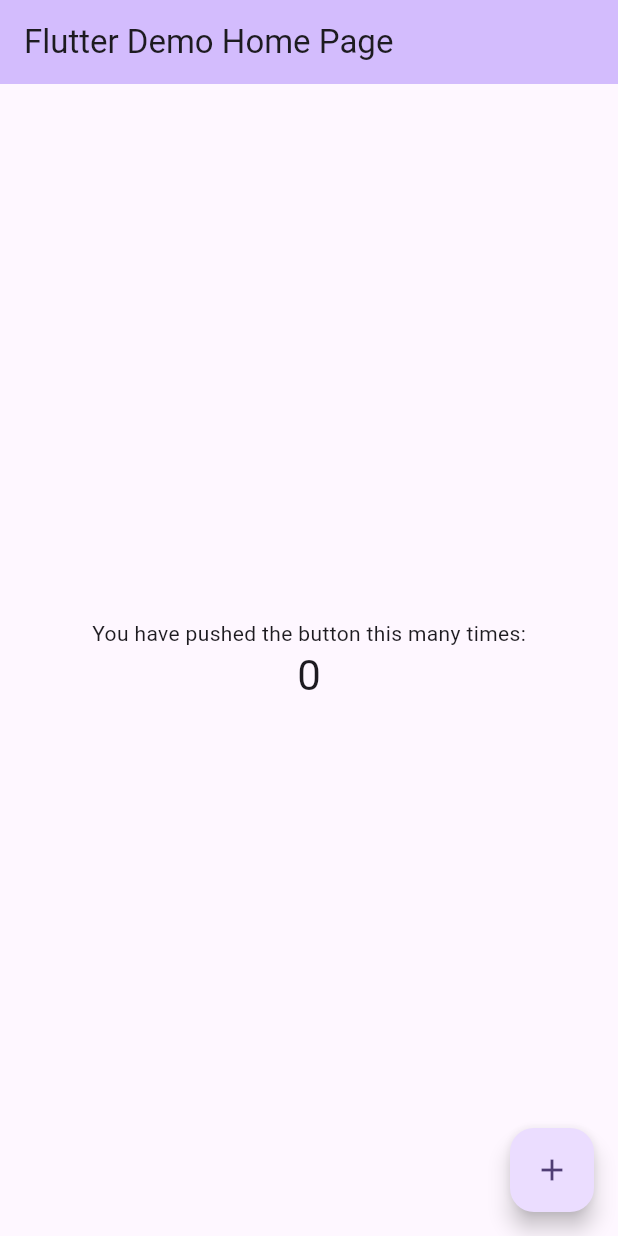
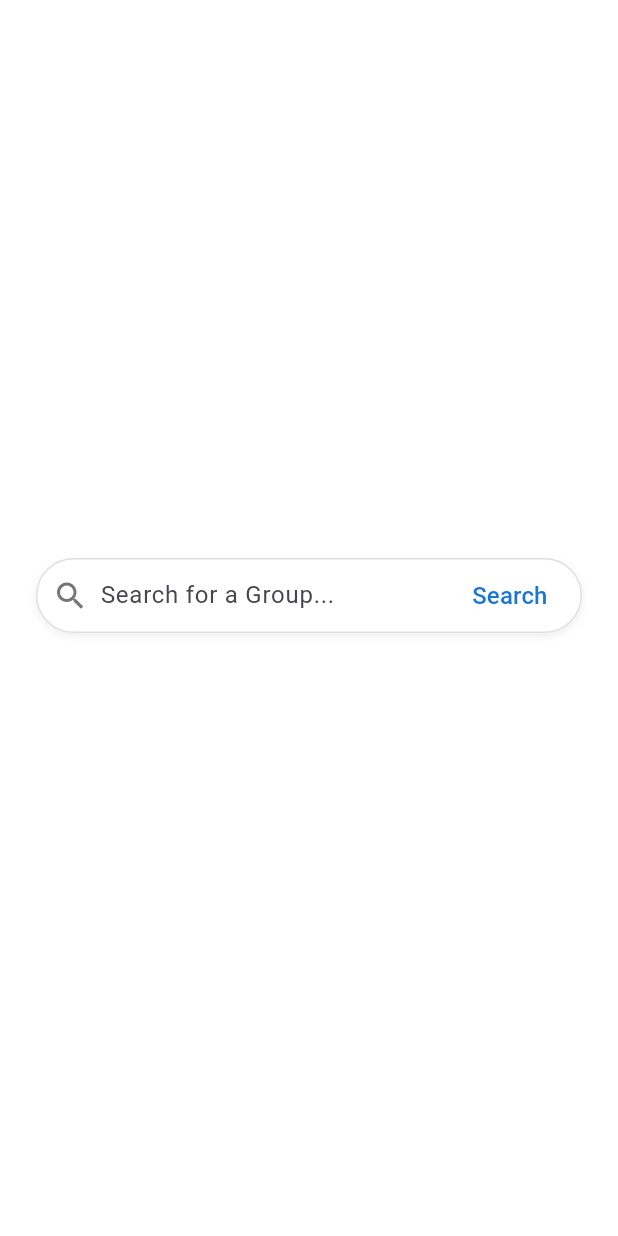
Before and after one commit to iXrym/flutter-case-study, a Flutter app: the screen it shows after launch, on a phone screen of 412 x 824 dp. Run offline on Flutter 3.47's test engine with Material 3 defaults, Android fonts, the phone set to English and light mode, and no system bars.

Commit message:
Update main.dart

```diff
--- a/my_bisakol/lib/main.dart
+++ b/my_bisakol/lib/main.dart
@@ -1,122 +1,245 @@
 import 'package:flutter/material.dart';
 
 void main() {
-  runApp(const MyApp());
+  runApp(MyFirstApp());
 }
 
-class MyApp extends StatelessWidget {
-  const MyApp({super.key});
-
-  // This widget is the root of your application.
+class MyFirstApp extends StatelessWidget {
   @override
   Widget build(BuildContext context) {
     return MaterialApp(
+      debugShowCheckedModeBanner: false,
       title: 'Flutter Demo',
       theme: ThemeData(
-        // This is the theme of your application.
-        //
-        // TRY THIS: Try running your application with "flutter run". You'll see
-        // the application has a purple toolbar. Then, without quitting the app,
-        // try changing the seedColor in the colorScheme below to Colors.green
-        // and then invoke "hot reload" (save your changes or press the "hot
-        // reload" button in a Flutter-supported IDE, or press "r" if you used
-        // the command line to start the app).
-        //
-        // Notice that the counter didn't reset back to zero; the application
-        // state is not lost during the reload. To reset the state, use hot
-        // restart instead.
-        //
-        // This works for code too, not just values: Most code changes can be
-        // tested with just a hot reload.
         colorScheme: ColorScheme.fromSeed(seedColor: Colors.deepPurple),
       ),
-      home: const MyHomePage(title: 'Flutter Demo Home Page'),
+      home: HomePage(),
     );
   }
 }
 
-class MyHomePage extends StatefulWidget {
-  const MyHomePage({super.key, required this.title});
-
-  // This widget is the home page of your application. It is stateful, meaning
-  // that it has a State object (defined below) that contains fields that affect
-  // how it looks.
-
-  // This class is the configuration for the state. It holds the values (in this
-  // case the title) provided by the parent (in this case the App widget) and
-  // used by the build method of the State. Fields in a Widget subclass are
-  // always marked "final".
-
-  final String title;
-
+class HomePage extends StatefulWidget {
   @override
-  State<MyHomePage> createState() => _MyHomePageState();
+  State<HomePage> createState() => _HomePageState();
 }
 
-class _MyHomePageState extends State<MyHomePage> {
-  int _counter = 0;
+class _HomePageState extends State<HomePage> {
+  final TextEditingController _controller = TextEditingController();
+  bool? _groupExists;
 
-  void _incrementCounter() {
-    setState(() {
-      // This call to setState tells the Flutter framework that something has
-      // changed in this State, which causes it to rerun the build method below
-      // so that the display can reflect the updated values. If we changed
-      // _counter without calling setState(), then the build method would not be
-      // called again, and so nothing would appear to happen.
-      _counter++;
-    });
+  void _onSearch() {
+    String groupName = _controller.text.trim();
+
+    if (groupName.isEmpty) return;
+
+    if (groupName.toLowerCase() == 'alpha') {
+      setState(() {
+        _groupExists = true;
+      });
+      ScaffoldMessenger.of(
+        context,
+      ).showSnackBar(SnackBar(content: Text('Group "$groupName" found!')));
+    } else {
+      setState(() {
+        _groupExists = false;
+      });
+    }
+  }
+
+  void _onAddGroup() {
+    Navigator.push(
+      context,
+      MaterialPageRoute(builder: (context) => RegistrationPage()),
+    );
   }
 
   @override
   Widget build(BuildContext context) {
-    // This method is rerun every time setState is called, for instance as done
-    // by the _incrementCounter method above.
-    //
-    // The Flutter framework has been optimized to make rerunning build methods
-    // fast, so that you can just rebuild anything that needs updating rather
-    // than having to individually change instances of widgets.
     return Scaffold(
-      appBar: AppBar(
-        // TRY THIS: Try changing the color here to a specific color (to
-        // Colors.amber, perhaps?) and trigger a hot reload to see the AppBar
-        // change color while the other colors stay the same.
-        backgroundColor: Theme.of(context).colorScheme.inversePrimary,
-        // Here we take the value from the MyHomePage object that was created by
-        // the App.build method, and use it to set our appbar title.
-        title: Text(widget.title),
-      ),
+      backgroundColor: Colors.white,
       body: Center(
-        // Center is a layout widget. It takes a single child and positions it
-        // in the middle of the parent.
-        child: Column(
-          // Column is also a layout widget. It takes a list of children and
-          // arranges them vertically. By default, it sizes itself to fit its
-          // children horizontally, and tries to be as tall as its parent.
-          //
-          // Column has various properties to control how it sizes itself and
-          // how it positions its children. Here we use mainAxisAlignment to
-          // center the children vertically; the main axis here is the vertical
-          // axis because Columns are vertical (the cross axis would be
-          // horizontal).
-          //
-          // TRY THIS: Invoke "debug painting" (choose the "Toggle Debug Paint"
-          // action in the IDE, or press "p" in the console), to see the
-          // wireframe for each widget.
-          mainAxisAlignment: MainAxisAlignment.center,
-          children: <Widget>[
-            const Text('You have pushed the button this many times:'),
-            Text(
-              '$_counter',
-              style: Theme.of(context).textTheme.headlineMedium,
-            ),
-          ],
+        child: Padding(
+          padding: const EdgeInsets.symmetric(horizontal: 24.0),
+          child: Column(
+            mainAxisAlignment: MainAxisAlignment.center,
+            children: [
+              Container(
+                width: 500,
+                padding: EdgeInsets.symmetric(horizontal: 10),
+                decoration: BoxDecoration(
+                  color: Colors.white,
+                  borderRadius: BorderRadius.circular(25),
+                  border: Border.all(color: Colors.grey.shade300),
+                  boxShadow: [
+                    BoxShadow(
+                      color: Colors.grey.shade200,
+                      blurRadius: 4,
+                      offset: Offset(0, 2),
+                    ),
+                  ],
+                ),
+                child: Row(
+                  children: [
+                    Icon(Icons.search, color: Colors.grey[600]),
+                    SizedBox(width: 8),
+                    Expanded(
+                      child: TextField(
+                        controller: _controller,
+                        decoration: InputDecoration(
+                          hintText: "Search for a Group...",
+                          border: InputBorder.none,
+                        ),
+                        onSubmitted: (_) => _onSearch(),
+                      ),
+                    ),
+                    TextButton(
+                      onPressed: _onSearch,
+                      child: Text(
+                        "Search",
+                        style: TextStyle(fontSize: 16, color: Colors.blue[700]),
+                      ),
+                    ),
+                  ],
+                ),
+              ),
+
+              SizedBox(height: 30),
+
+              if (_groupExists == false)
+                ElevatedButton(
+                  child: Text(' + Add Group'),
+                  onPressed: _onAddGroup,
+                  style: ElevatedButton.styleFrom(
+                    backgroundColor: Colors.green,
+                    foregroundColor: Colors.white,
+                    padding: EdgeInsets.symmetric(horizontal: 30, vertical: 15),
+                    shape: RoundedRectangleBorder(
+                      borderRadius: BorderRadius.circular(10),
+                    ),
+                  ),
+                ),
+              if (_groupExists == true)
+                Padding(
+                  padding: const EdgeInsets.only(top: 8.0),
+                  child: Text(
+                    'Group found!',
+                    style: TextStyle(
+                      color: Colors.green,
+                      fontWeight: FontWeight.bold,
+                    ),
+                  ),
+                ),
+            ],
+          ),
         ),
       ),
-      floatingActionButton: FloatingActionButton(
-        onPressed: _incrementCounter,
-        tooltip: 'Increment',
-        child: const Icon(Icons.add),
-      ), // This trailing comma makes auto-formatting nicer for build methods.
     );
   }
 }
+
+class RegistrationPage extends StatefulWidget {
+  @override
+  State<RegistrationPage> createState() => _RegistrationPageState();
+}
+
+class _RegistrationPageState extends State<RegistrationPage> {
+  final form = GlobalKey<FormState>();
+
+  TextEditingController groupname = TextEditingController();
+  TextEditingController section = TextEditingController();
+  TextEditingController middleName = TextEditingController();
+
+  postData() {
+    final post_data = {
+      "Section": section.text,
+      "middle_name": middleName.text,
+      "Groupname": groupname.text,
+    };
+    print(post_data);
+  }
+
+  @override
+  Widget build(BuildContext context) {
+    return Scaffold(
+      appBar: AppBar(title: Text('Registration')),
+      backgroundColor: const Color.fromARGB(255, 246, 246, 246),
+      body: SafeArea(
+        child: Form(
+          key: form,
+          child: SingleChildScrollView(
+            child: Column(
+              crossAxisAlignment: CrossAxisAlignment.start,
+              children: [
+                Card(
+                  child: Row(
+                    children: [
+                      Expanded(
+                        child: Padding(
+                          padding: EdgeInsets.all(12),
+                          child: TextFormField(
+                            controller: groupname,
+                            decoration: InputDecoration(
+                              labelText: "Group Name:",
+                            ),
+                            validator: (value) {
+                              if (value == null || value.isEmpty) {
+                                return "Groupname is required";
+                              }
+                              if (value.length < 2) {
+                                return 'Minimum 2 characters required';
+                              } else if (value.length > 32) {
+                                return 'Maximum 32 characters allowed';
+                              }
+                              return null;
+                            },
+                          ),
+                        ),
+                      ),
+
+                      Expanded(
+                        child: Card(
+                          margin: EdgeInsets.zero,
+                          child: Padding(
+                            padding: EdgeInsets.all(12),
+                            child: TextFormField(
+                              controller: section,
+                              decoration: InputDecoration(
+                                labelText: "Section: ",
+                              ),
+                              validator: (value) {
+                                if (value == null || value.isEmpty) {
+                                  return "Section is required";
+                                }
+                                if (value.length < 2) {
+                                  return 'Minimum 2 characters required';
+                                } else if (value.length > 32) {
+                                  return 'Maximum 32 characters allowed';
+                                }
+                                return null;
+                              },
+                            ),
+                          ),
+                        ),
+                      ),
+                    ],
+                  ),
+                ),
+                Center(
+                  child: ElevatedButton.icon(
+                    onPressed: () {
+                      if (form.currentState!.validate()) {
+                        postData();
+                      }
+                    },
+                    icon: Icon(Icons.send),
+                    label: Text('Submit Form'),
+                  ),
+                ),
+              ],
+            ),
+          ),
+        ),
+      ),
+    );
+  }
+}
```
